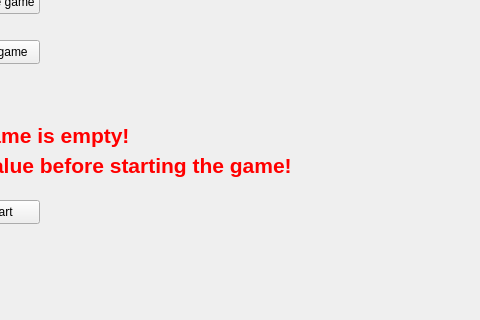
Above: GUI/mainwindow.ui from ProtVlad/ProjectModernCpp before the change; both pictures show x 600 to 1080 and y 430 to 750 of the 1500 by 750 pixel window. Below: the same form after it.
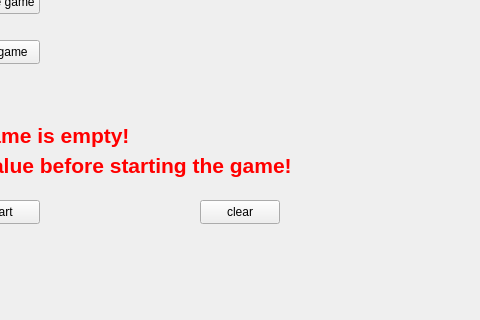
That is the form after the change.

Commit message: Added clear drawing button

```diff
--- a/GUI/mainwindow.ui
+++ b/GUI/mainwindow.ui
@@ -407,6 +407,19 @@
      <string>&lt;html&gt;&lt;head/&gt;&lt;body&gt;&lt;p&gt;&lt;span style=&quot; color:#ff0000;&quot;&gt;Username is empty!&lt;/span&gt;&lt;/p&gt;&lt;/body&gt;&lt;/html&gt;</string>
     </property>
    </widget>
+   <widget class="QPushButton" name="clearButton">
+    <property name="geometry">
+     <rect>
+      <x>800</x>
+      <y>630</y>
+      <width>80</width>
+      <height>24</height>
+     </rect>
+    </property>
+    <property name="text">
+     <string>clear</string>
+    </property>
+   </widget>
   </widget>
   <widget class="QMenuBar" name="menubar">
    <property name="geometry">
```
The commit also changes 2 other files.
